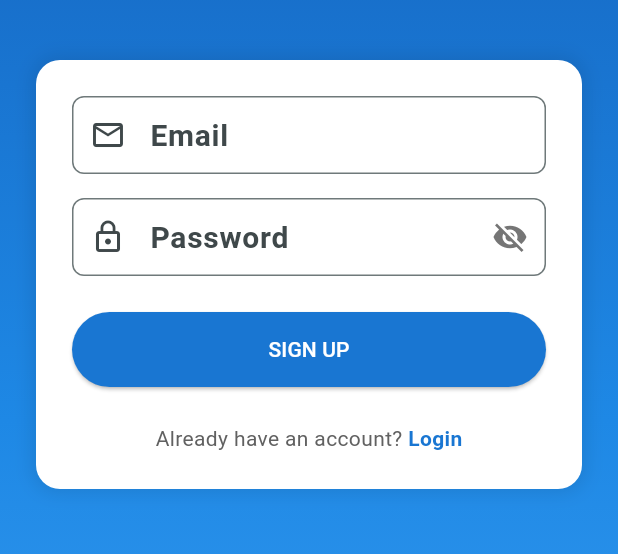
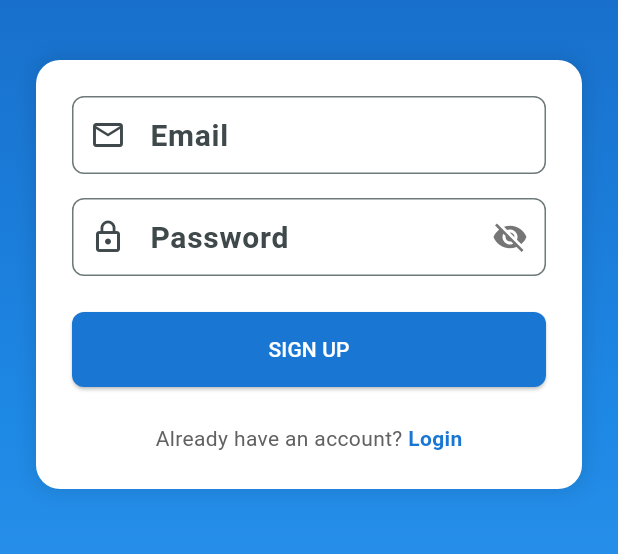
Before and after one commit to adhikarijii/RoamBot-AI-Trip-Planner-App, a Flutter app: the SignupScreen screen opened directly, on a phone screen of 412 x 824 dp, the part 198-752 px from its top. Run offline on Flutter 3.47's test engine with Material 3 defaults, Android fonts, the light colour scheme and no system bars; our stand-ins replace cloud_firestore, firebase_auth, firebase_core, firebase_storage, flutter_animate, google_generative_ai and 5 more; accounts and stored records are empty; network calls fail; Roboto replaces fonts that are missing (Outfit).

Commit message:
updated Log out and commons

```diff
--- a/lib/commons/widgets/custom_elevated_buttons.dart
+++ b/lib/commons/widgets/custom_elevated_buttons.dart
@@ -2,28 +2,38 @@ import 'package:flutter/material.dart';
 
 class customButtons extends StatelessWidget {
   final Color bcolor;
-  final BorderSide side;
-  final String child;
+  final dynamic child;
   final Color fcolor;
-  final Function? onPressed;
+  final VoidCallback? onPressed;
+  final bool isClicked;
   const customButtons({
     required this.bcolor,
-    required this.side,
     required this.child,
     required this.fcolor,
     required this.onPressed,
+    this.isClicked = false,
   });
   @override
   Widget build(BuildContext context) {
     return ElevatedButton(
       style: ElevatedButton.styleFrom(
-        side: side,
         backgroundColor: bcolor,
         foregroundColor: fcolor,
-        padding: const EdgeInsets.symmetric(horizontal: 24, vertical: 12),
+        padding: const EdgeInsets.symmetric(horizontal: 10, vertical: 10),
+        shape: RoundedRectangleBorder(borderRadius: BorderRadius.circular(8)),
       ),
-      onPressed: onPressed as void Function()?,
-      child: Text(child.toUpperCase()),
+      onPressed: isClicked ? null : onPressed,
+      child:
+          isClicked
+              ? const SizedBox(
+                width: 20,
+                height: 20,
+                child: CircularProgressIndicator(
+                  color: Colors.white,
+                  strokeWidth: 2,
+                ),
+              )
+              : Text(child.toUpperCase()),
     );
   }
 }
--- a/lib/screens/login_screen.dart
+++ b/lib/screens/login_screen.dart
@@ -226,7 +226,6 @@ class _LoginScreenState extends State<LoginScreen> {
                         width: double.infinity,
                         height: 50,
                         child: customButtons(
-                          side: BorderSide.none,
                           bcolor: Colors.blue.shade700,
                           child: 'Login',
                           fcolor: Colors.white,
--- a/lib/screens/signup_screen.dart
+++ b/lib/screens/signup_screen.dart
@@ -143,7 +143,6 @@ class _SignupScreenState extends State<SignupScreen> {
                         width: double.infinity,
                         height: 50,
                         child: customButtons(
-                          side: BorderSide.none,
                           bcolor: Colors.blue.shade700,
                           child: 'Sign Up',
                           fcolor: Colors.white,
```
Also changed, not shown: lib/commons/widgets/customConfirmationBox.dart (added, +57 -0 lines), lib/commons/widgets/customFontSize.dart (added, +17 -0 lines), lib/commons/widgets/custom_app_bar.dart (+51 -10 lines), lib/screens/home_screen.dart (+30 -3 lines).
